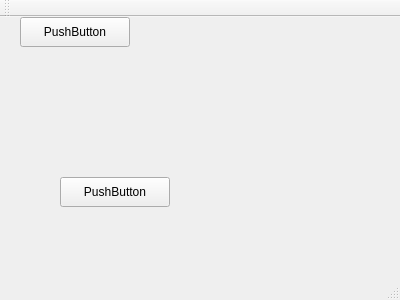
This is mainwindowo.ui in kiramor/GraphTiling as Qt 5 draws it before an edit. The edited form follows.
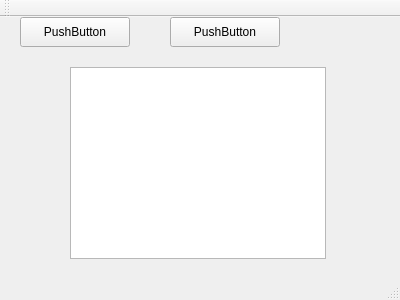
This is the edited form.

Diff of the .ui file:
```diff
--- a/mainwindowo.ui
+++ b/mainwindowo.ui
@@ -30,8 +30,8 @@
    <widget class="QPushButton" name="pushButton_2">
     <property name="geometry">
      <rect>
-      <x>60</x>
-      <y>160</y>
+      <x>170</x>
+      <y>0</y>
       <width>110</width>
       <height>30</height>
      </rect>
@@ -40,6 +40,16 @@
      <string>PushButton</string>
     </property>
    </widget>
+   <widget class="QListWidget" name="padLayoutlw">
+    <property name="geometry">
+     <rect>
+      <x>70</x>
+      <y>50</y>
+      <width>256</width>
+      <height>192</height>
+     </rect>
+    </property>
+   </widget>
   </widget>
   <widget class="QMenuBar" name="menuBar">
    <property name="geometry">
```
